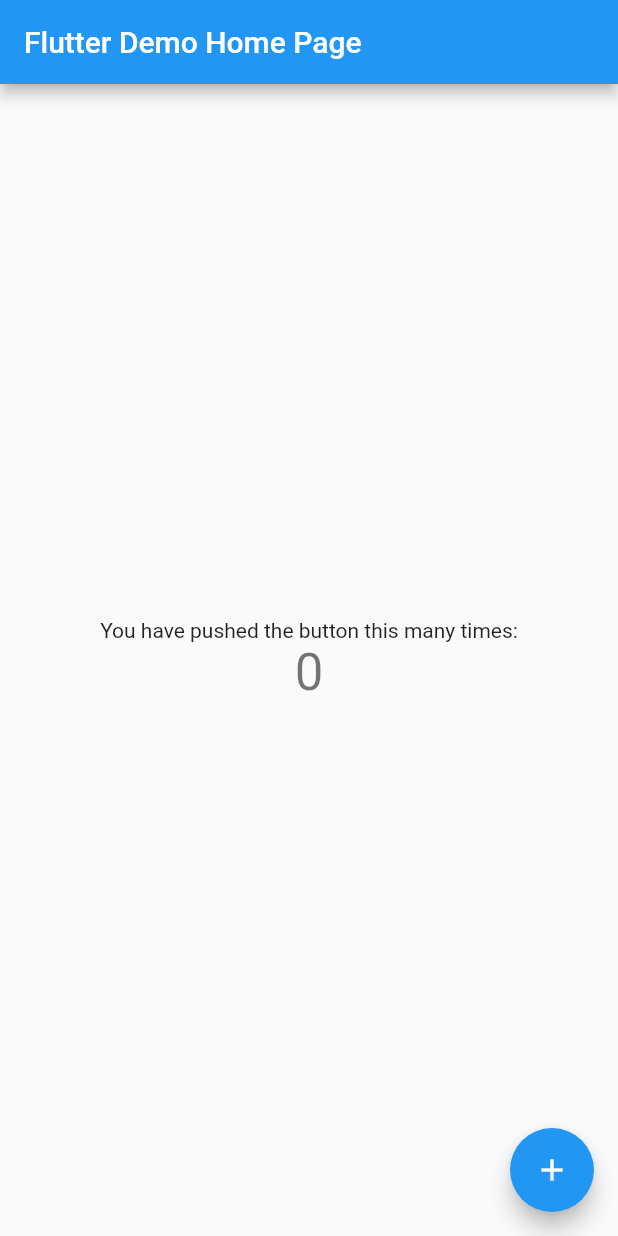
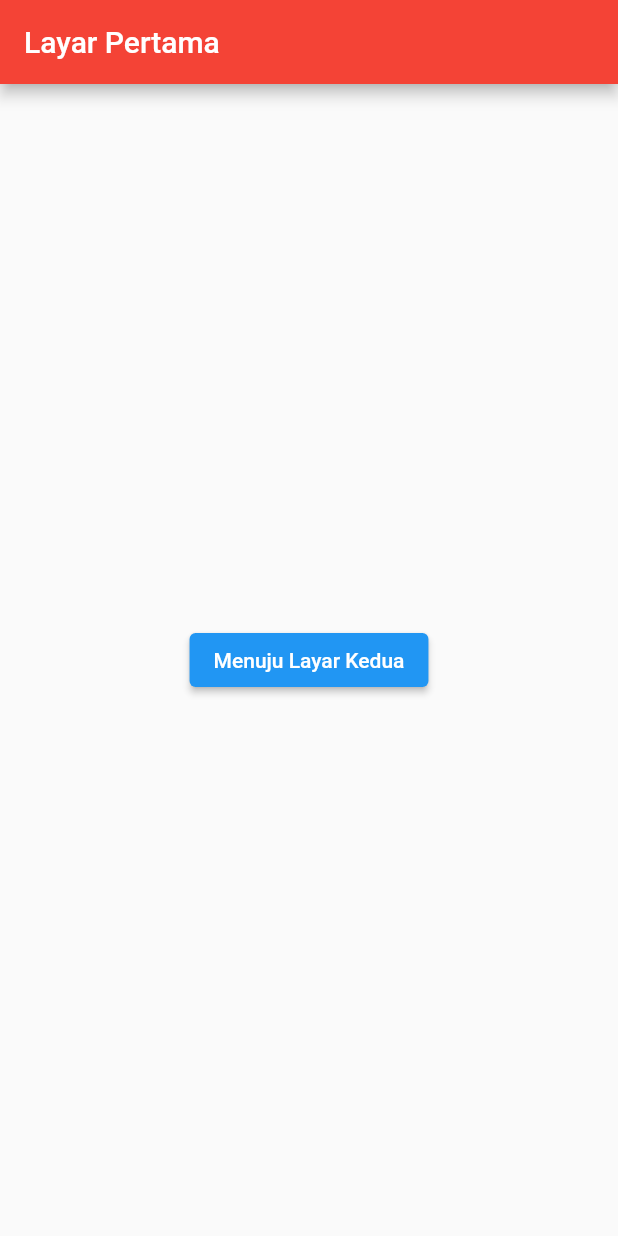
Before and after one commit to st4rpct/navigasi, a Flutter app: the screen it shows after launch, on a phone screen of 412 x 824 dp. Run offline on Flutter 3.47's test engine with Material 2 defaults, Android fonts, the phone set to English and light mode, and no system bars.

Commit message:
simple routing

```diff
--- /dev/null
+++ b/lib/firstscreen.dart
@@ -0,0 +1,26 @@
+import 'package:flutter/material.dart';
+import 'package:navigasi/secondscreen.dart';
+
+class FirstScreen extends StatelessWidget {
+  const FirstScreen({super.key});
+
+  @override
+  Widget build(BuildContext context) {
+    return Scaffold(
+      appBar: AppBar(
+        backgroundColor: Colors.red,
+        title: Text("Layar Pertama"),
+      ),
+      body: Center(
+        child: ElevatedButton(
+            onPressed: () {
+              Navigator.push(
+                context,
+                MaterialPageRoute(builder: (context) => SecondScreen())
+              );
+            },
+            child: Text("Menuju Layar Kedua")),
+      ),
+    );
+  }
+}
--- a/lib/main.dart
+++ b/lib/main.dart
@@ -1,4 +1,5 @@
 import 'package:flutter/material.dart';
+import 'package:navigasi/firstscreen.dart';
 
 void main() {
   runApp(const MyApp());
@@ -7,109 +8,11 @@ void main() {
 class MyApp extends StatelessWidget {
   const MyApp({super.key});
 
-  // This widget is the root of your application.
   @override
   Widget build(BuildContext context) {
     return MaterialApp(
-      title: 'Flutter Demo',
-      theme: ThemeData(
-        // This is the theme of your application.
-        //
-        // Try running your application with "flutter run". You'll see the
-        // application has a blue toolbar. Then, without quitting the app, try
-        // changing the primarySwatch below to Colors.green and then invoke
-        // "hot reload" (press "r" in the console where you ran "flutter run",
-        // or simply save your changes to "hot reload" in a Flutter IDE).
-        // Notice that the counter didn't reset back to zero; the application
-        // is not restarted.
-        primarySwatch: Colors.blue,
-      ),
-      home: const MyHomePage(title: 'Flutter Demo Home Page'),
+      debugShowCheckedModeBanner: false,
+      home: FirstScreen(),
     );
   }
 }
-
-class MyHomePage extends StatefulWidget {
-  const MyHomePage({super.key, required this.title});
-
-  // This widget is the home page of your application. It is stateful, meaning
-  // that it has a State object (defined below) that contains fields that affect
-  // how it looks.
-
-  // This class is the configuration for the state. It holds the values (in this
-  // case the title) provided by the parent (in this case the App widget) and
-  // used by the build method of the State. Fields in a Widget subclass are
-  // always marked "final".
-
-  final String title;
-
-  @override
-  State<MyHomePage> createState() => _MyHomePageState();
-}
-
-class _MyHomePageState extends State<MyHomePage> {
-  int _counter = 0;
-
-  void _incrementCounter() {
-    setState(() {
-      // This call to setState tells the Flutter framework that something has
-      // changed in this State, which causes it to rerun the build method below
-      // so that the display can reflect the updated values. If we changed
-      // _counter without calling setState(), then the build method would not be
-      // called again, and so nothing would appear to happen.
-      _counter++;
-    });
-  }
-
-  @override
-  Widget build(BuildContext context) {
-    // This method is rerun every time setState is called, for instance as done
-    // by the _incrementCounter method above.
-    //
-    // The Flutter framework has been optimized to make rerunning build methods
-    // fast, so that you can just rebuild anything that needs updating rather
-    // than having to individually change instances of widgets.
-    return Scaffold(
-      appBar: AppBar(
-        // Here we take the value from the MyHomePage object that was created by
-        // the App.build method, and use it to set our appbar title.
-        title: Text(widget.title),
-      ),
-      body: Center(
-        // Center is a layout widget. It takes a single child and positions it
-        // in the middle of the parent.
-        child: Column(
-          // Column is also a layout widget. It takes a list of children and
-          // arranges them vertically. By default, it sizes itself to fit its
-          // children horizontally, and tries to be as tall as its parent.
-          //
-          // Invoke "debug painting" (press "p" in the console, choose the
-          // "Toggle Debug Paint" action from the Flutter Inspector in Android
-          // Studio, or the "Toggle Debug Paint" command in Visual Studio Code)
-          // to see the wireframe for each widget.
-          //
-          // Column has various properties to control how it sizes itself and
-          // how it positions its children. Here we use mainAxisAlignment to
-          // center the children vertically; the main axis here is the vertical
-          // axis because Columns are vertical (the cross axis would be
-          // horizontal).
-          mainAxisAlignment: MainAxisAlignment.center,
-          children: <Widget>[
-            const Text(
-              'You have pushed the button this many times:',
-            ),
-            Text(
-              '$_counter',
-              style: Theme.of(context).textTheme.headline4,
-            ),
-          ],
-        ),
-      ),
-      floatingActionButton: FloatingActionButton(
-        onPressed: _incrementCounter,
-        tooltip: 'Increment',
-        child: const Icon(Icons.add),
-      ), // This trailing comma makes auto-formatting nicer for build methods.
-    );
-  }
-}
```
Also changed, not shown: lib/secondscreen.dart (added, +22 -0 lines), 1 other file.
